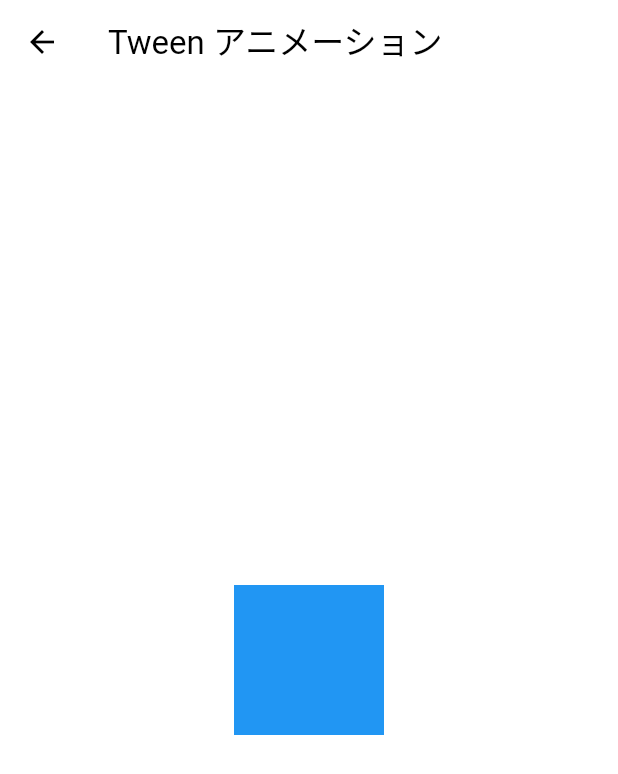
After one commit to imajoriri/flutter_animation_book_sample, a Flutter app: the screen it shows after launch, after a tap on "Tweenアニメーション", on a phone screen of 412 x 824 dp. The commit adds this screen. Shown: the top 774 px of the screen. Run offline on Flutter 3.47's test engine with Material 3 defaults, Android fonts, the phone set to English and light mode, and no system bars.

Commit message:
feat: 新しい画面を追加し、メイン画面からのナビゲーションを実装
- チェックボックス画面、ボトムシート画面、Tweenアニメーション画面を追加
- メイン画面に新しいリストタイルを追加し、各画面への遷移を実装

```diff
--- a/lib/main.dart
+++ b/lib/main.dart
@@ -3,6 +3,9 @@ import 'screen/animated_opacity_screen.dart';
 import 'screen/fade_transition_screen.dart';
 import 'screen/scale_animation_controller_screen.dart';
 import 'screen/animated_builder_screen.dart';
+import 'screen/checkbox_screen.dart';
+import 'screen/show_modal_bottom_sheet_screen.dart';
+import 'screen/tween_animation_screen.dart';
 
 void main() {
   runApp(const MyApp());
@@ -87,6 +90,34 @@ class _MyHomePageState extends State<MyHomePage> with TickerProviderStateMixin {
               );
             },
           ),
+          _ListTile(
+            title: const Text("チェックボックス"),
+            onTap: () {
+              Navigator.of(context).push(
+                MaterialPageRoute(builder: (context) => const CheckboxScreen()),
+              );
+            },
+          ),
+          _ListTile(
+            title: const Text("ボトムシート"),
+            onTap: () {
+              Navigator.of(context).push(
+                MaterialPageRoute(
+                  builder: (context) => const ShowModalBottomSheetScreen(),
+                ),
+              );
+            },
+          ),
+          _ListTile(
+            title: const Text("Tweenアニメーション"),
+            onTap: () {
+              Navigator.of(context).push(
+                MaterialPageRoute(
+                  builder: (context) => const TweenAnimationScreen(),
+                ),
+              );
+            },
+          ),
         ],
       ),
     );
--- /dev/null
+++ b/lib/screen/tween_animation_screen.dart
@@ -0,0 +1,70 @@
+import 'package:flutter/material.dart';
+
+class TweenAnimationScreen extends StatelessWidget {
+  const TweenAnimationScreen({super.key});
+
+  @override
+  Widget build(BuildContext context) {
+    return Scaffold(
+      appBar: AppBar(title: const Text('Tween アニメーション')),
+      body: const Center(child: TweenExample()),
+    );
+  }
+}
+
+class TweenExample extends StatefulWidget {
+  const TweenExample({super.key});
+
+  @override
+  State<TweenExample> createState() => _TweenExampleState();
+}
+
+class _TweenExampleState extends State<TweenExample>
+    with SingleTickerProviderStateMixin {
+  late AnimationController _controller;
+  late Animation<Color?> _colorAnimation;
+
+  @override
+  void initState() {
+    super.initState();
+
+    // AnimationControllerの初期化（1秒間のアニメーション）
+    _controller = AnimationController(
+      duration: const Duration(milliseconds: 500),
+      vsync: this,
+    );
+
+    // ColorTweenの作成（青から赤へ変化）
+    final colorTween = ColorTween(begin: Colors.blue, end: Colors.red);
+    _colorAnimation = colorTween.animate(_controller);
+  }
+
+  @override
+  void dispose() {
+    _controller.dispose();
+    super.dispose();
+  }
+
+  @override
+  Widget build(BuildContext context) {
+    return GestureDetector(
+      onTap: () {
+        if (_controller.status == AnimationStatus.completed) {
+          _controller.reverse();
+        } else {
+          _controller.forward();
+        }
+      },
+      child: AnimatedBuilder(
+        animation: _controller,
+        builder: (context, child) {
+          return Container(
+            width: 100,
+            height: 100,
+            color: _colorAnimation.value,
+          );
+        },
+      ),
+    );
+  }
+}
```
Also changed, not shown: lib/screen/checkbox_screen.dart (added, +29 -0 lines), lib/screen/show_modal_bottom_sheet_screen.dart (added, +29 -0 lines).
